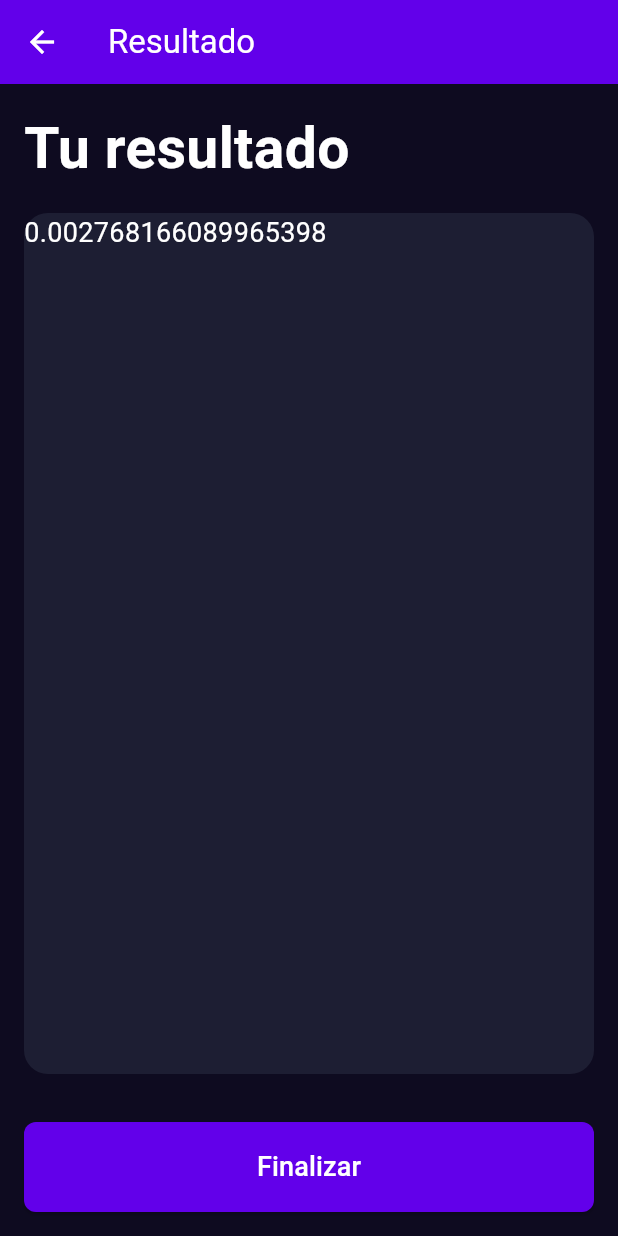
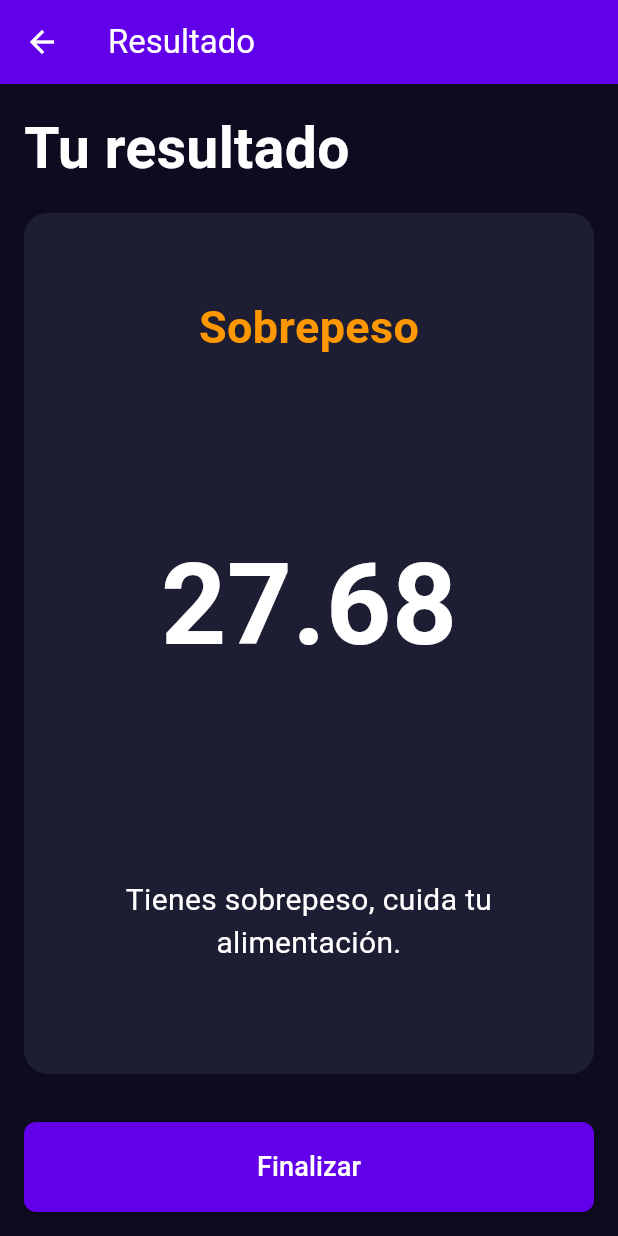
Before and after one commit to stivrn-acua17/IMC-Calculator, a Flutter app: the screen it shows after launch, after a tap on the "remove" icon, after a tap on the "add" icon, after a tap on "Calcular", on a phone screen of 412 x 824 dp. Run offline on Flutter 3.47's test engine with Material 3 defaults, Android fonts, the phone set to English and light mode, and no system bars.

Commit message:
Fin de IMC Calculator

```diff
--- a/lib/components/height_selector.dart
+++ b/lib/components/height_selector.dart
@@ -27,8 +27,8 @@ class _HeightSelectorState extends State<HeightSelector> {
         decoration: DecorationStyles.contain,
         child: Column(
           children: [
-            Padding(
-              padding: const EdgeInsets.only(top: 8),
+            const Padding(
+              padding: EdgeInsets.only(top: 8),
               child: Text('ALTURA', style: TextStyles.bodyText),
             ),
             Text('${widget.height.toStringAsFixed(0)} cm', style: TextStyles.titleText),
--- a/lib/components/number_selector.dart
+++ b/lib/components/number_selector.dart
@@ -44,20 +44,20 @@ class _NumberSelectorState extends State<NumberSelector> {
                   onPressed: (){
                     widget.onDecreament();
                   },
-                  shape: CircleBorder(),
+                  shape: const CircleBorder(),
                   backgroundColor: AppColors.primary,
-                  child: Icon(Icons.remove, color: Colors.white)
+                  child: const Icon(Icons.remove, color: Colors.white)
                 ),
 
-                SizedBox(width: 16),
+                const SizedBox(width: 16),
                 FloatingActionButton(
                   heroTag: null,
                   onPressed: (){
                     widget.onIncrement();
                   },
-                  shape: CircleBorder(),
+                  shape: const CircleBorder(),
                   backgroundColor: AppColors.primary,
-                  child: Icon(Icons.add, color: Colors.white)
+                  child: const Icon(Icons.add, color: Colors.white)
                 )
               ]
             )
--- a/lib/main.dart
+++ b/lib/main.dart
@@ -14,13 +14,13 @@ class MainApp extends StatelessWidget {
     return MaterialApp(
       home: Scaffold(
         appBar: AppBar(
-          title: Text('Imc Calculator'),
+          title: const Text('Imc Calculator'),
           backgroundColor: AppColors.primary,
           foregroundColor: Colors.white,
         ),
 
         backgroundColor: AppColors.background,
-        body: ImcHomeScreen(),
+        body: const ImcHomeScreen(),
       ),
     );
   }
--- a/lib/screens/imc_home_screen.dart
+++ b/lib/screens/imc_home_screen.dart
@@ -2,7 +2,6 @@ import 'package:flutter/material.dart';
 import 'package:imc_calculator/components/gender_selector.dart';
 import 'package:imc_calculator/components/height_selector.dart';
 import 'package:imc_calculator/components/number_selector.dart';
-import 'package:imc_calculator/core/app_color.dart';
 import 'package:imc_calculator/core/button_styles.dart';
 import 'package:imc_calculator/core/text_styles.dart';
 import 'package:imc_calculator/screens/imc_result_screen.dart';
@@ -23,7 +22,7 @@ class _ImcHomeScreenState extends State<ImcHomeScreen> {
   Widget build(BuildContext context) {
     return Column(
       children: [
-        GenderSelector(),
+        const GenderSelector(),
         HeightSelector(height: selectedHeight,
           onHeightChange: (newHeight){ setState(() { selectedHeight = newHeight; }); }
         ),
@@ -37,7 +36,7 @@ class _ImcHomeScreenState extends State<ImcHomeScreen> {
                 onIncrement: (){ setState(() { selectedAge++; }); }
               )),
 
-              SizedBox(width: 16),
+              const SizedBox(width: 16),
               Expanded(child: NumberSelector(title: 'Peso', value: selectedWeight,
                 onDecreament: (){ setState(() { selectedWeight--; }); },
                 onIncrement: (){ setState(() { selectedWeight++; }); }
@@ -46,7 +45,7 @@ class _ImcHomeScreenState extends State<ImcHomeScreen> {
           ),
         ),
 
-        Spacer(),
+        const Spacer(),
         Padding(
           padding: const EdgeInsets.all(16),
           child: SizedBox(
@@ -59,7 +58,7 @@ class _ImcHomeScreenState extends State<ImcHomeScreen> {
               );
             },
             style: ButtonStyles.next,
-            child: Text('Calcular', style: TextStyles.bodyText))),
+            child: const Text('Calcular', style: TextStyles.bodyText))),
         )
       ],
     );
--- a/lib/screens/imc_result_screen.dart
+++ b/lib/screens/imc_result_screen.dart
@@ -1,5 +1,4 @@
 import 'package:flutter/material.dart';
-import 'package:flutter/widgets.dart';
 import 'package:imc_calculator/core/app_color.dart';
 import 'package:imc_calculator/core/button_styles.dart';
 import 'package:imc_calculator/core/decoration_styles.dart';
@@ -20,19 +19,20 @@ class ImcResultScreen extends StatelessWidget {
     return Scaffold(
       backgroundColor: AppColors.background,
       appBar: toolbarResult(),
-      body: bodyResult()
+      body: bodyResult(context)
     );
   }
 
-  Padding bodyResult() {
-    double imcResult = weight/(height*height);
+  Padding bodyResult(BuildContext context) {
+    double fixedHeight = height/100;
+    double imcResult = weight/(fixedHeight * fixedHeight);
 
     return Padding(
       padding: const EdgeInsets.all(16),
       child: Column(
         crossAxisAlignment: CrossAxisAlignment.start,
         children: [
-          Text('Tu resultado', style: TextStyles.titleText),
+          const Text('Tu resultado', style: TextStyles.titleText),
           Expanded(
             child: Padding(
               padding: const EdgeInsets.only(top: 16, bottom: 32),
@@ -40,7 +40,19 @@ class ImcResultScreen extends StatelessWidget {
                 width: double.infinity,
                 height: double.infinity,
                 decoration: DecorationStyles.contain,
-                child: Text(imcResult.toString(), style: TextStyles.bodyText),
+                child: Column(
+                  mainAxisAlignment: MainAxisAlignment.spaceAround,
+                  children: [
+                    Text(getTitleImc(imcResult), style: TextStyle(fontSize: 30, fontWeight: FontWeight.w600, color: getColorByImc(imcResult))),
+                    Text(imcResult.toStringAsFixed(2),
+                        style: const TextStyle(fontSize: 76, color: Colors.white, fontWeight: FontWeight.bold)),
+                    Padding(
+                      padding: const EdgeInsets.all(18),
+                      child: Text(getDescriptionImc(imcResult),
+                          style: const TextStyle(fontSize: 20, fontWeight: FontWeight.w400, color: Colors.white), textAlign: TextAlign.center),
+                    )
+                  ],
+                ),
               ),
             ),
           ),
@@ -48,8 +60,10 @@ class ImcResultScreen extends StatelessWidget {
           SizedBox(
             height: 60,
             width: double.infinity,
-            child: ElevatedButton(onPressed: (){}, style: ButtonStyles.next,
-              child: Text('Finalizar', style: TextStyles.bodyText)
+            child: ElevatedButton(onPressed: (){
+              Navigator.pop(context);
+            },
+            style: ButtonStyles.next, child: const Text('Finalizar', style: TextStyles.bodyText)
             ),
           )
         ]
@@ -59,9 +73,36 @@ class ImcResultScreen extends StatelessWidget {
 
   AppBar toolbarResult() {
     return AppBar(
-      title: Text('Resultado'),
+      title: const Text('Resultado'),
       backgroundColor: AppColors.primary,
       foregroundColor: Colors.white,
     );
   }
+
+  Color getColorByImc(double imcResult) {
+    return switch(imcResult){
+      < 18.5 => Colors.blue,  //IMC Bajo
+      < 24.9 => Colors.green,  //IMC Normal
+      < 29.99 => Colors.orange,  //Sobrepeso
+      _ => Colors.red  //Obesidad
+    };
+  }
+
+  String getTitleImc(double imcResult) {
+    return switch(imcResult){
+      < 18.5 => 'IMC Bajo',
+      < 24.9 => 'IMC Normal',
+      < 29.99 => 'Sobrepeso',
+      _ => 'Obesidad'
+    };
+  }
+
+  String getDescriptionImc(double imcResult) {
+    return switch(imcResult){
+      < 18.5 => 'Tu peso está por debajo de lo recomendado.',
+      < 24.9 => 'Tu peso está en el rango saludable.',
+      < 29.99 => 'Tienes sobrepeso, cuida tu alimentación.',
+      _ => 'Tienes obesidad, consulta con un especialista.'
+    };
+  }
 }
```
